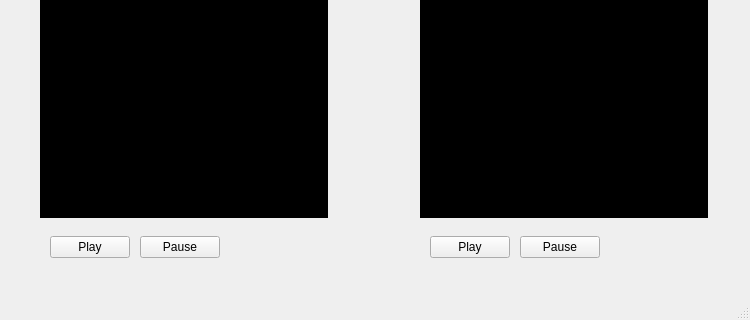
Qt form Source/Rsrc/mainwindow.ui (ierturk/sgDetectorQtUi) before a commit; both pictures show x 0 to 750 and y 340 to 660 of the 750 by 660 pixel window.
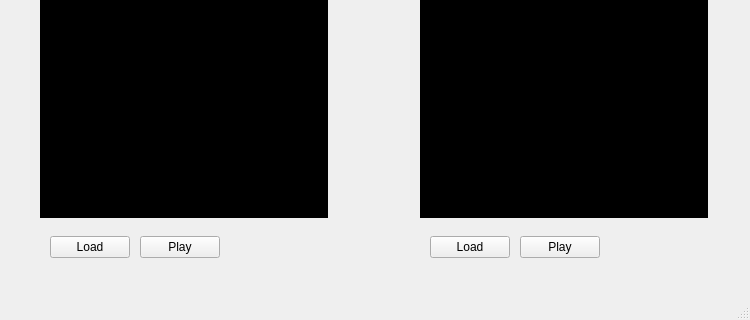
The same form after that commit.

Diff of the .ui file:
```diff
--- a/Source/Rsrc/mainwindow.ui
+++ b/Source/Rsrc/mainwindow.ui
@@ -33,7 +33,7 @@
      <string/>
     </property>
    </widget>
-   <widget class="QPushButton" name="btnPlayLeft">
+   <widget class="QPushButton" name="btnLoadLeft">
     <property name="geometry">
      <rect>
       <x>50</x>
@@ -43,10 +43,10 @@
      </rect>
     </property>
     <property name="text">
-     <string>Play</string>
+     <string>Load</string>
     </property>
    </widget>
-   <widget class="QPushButton" name="btnPauseLeft">
+   <widget class="QPushButton" name="btnPlayLeft">
     <property name="geometry">
      <rect>
       <x>140</x>
@@ -56,7 +56,7 @@
      </rect>
     </property>
     <property name="text">
-     <string>Pause</string>
+     <string>Play</string>
     </property>
    </widget>
    <widget class="QLabel" name="lblTimerLeft">
@@ -94,22 +94,22 @@
      <string/>
     </property>
    </widget>
-   <widget class="QPushButton" name="btnPauseRight">
-    <property name="geometry">
-     <rect>
-      <x>520</x>
-      <y>540</y>
-      <width>80</width>
-      <height>22</height>
-     </rect>
-    </property>
-    <property name="text">
-     <string>Pause</string>
-    </property>
-   </widget>
    <widget class="QPushButton" name="btnPlayRight">
     <property name="geometry">
      <rect>
+      <x>520</x>
+      <y>540</y>
+      <width>80</width>
+      <height>22</height>
+     </rect>
+    </property>
+    <property name="text">
+     <string>Play</string>
+    </property>
+   </widget>
+   <widget class="QPushButton" name="btnLoadRight">
+    <property name="geometry">
+     <rect>
       <x>430</x>
       <y>540</y>
       <width>80</width>
@@ -117,7 +117,7 @@
      </rect>
     </property>
     <property name="text">
-     <string>Play</string>
+     <string>Load</string>
     </property>
    </widget>
    <widget class="QLabel" name="lblTimerRight">
```
Left out of the diff: 2 changed lines with no effect on the pictures.
